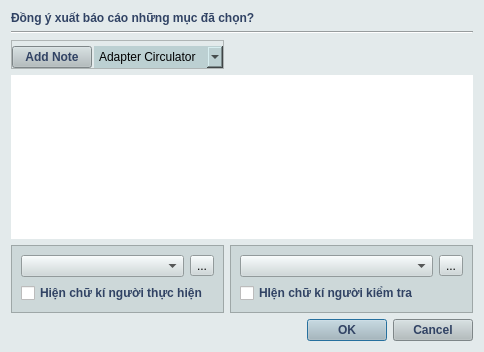
Before: the Qt Designer form noteandsign.ui in phandinhbacptit/ARS-Testing, drawn with Qt 5.
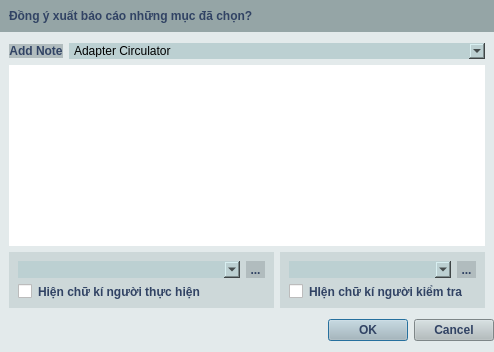
After: the same form once the commit is applied. Icons and pictures are not drawn.

What changed in the file:
```diff
--- a/noteandsign.ui
+++ b/noteandsign.ui
@@ -6,7 +6,7 @@
    <rect>
     <x>0</x>
     <y>0</y>
-    <width>484</width>
+    <width>494</width>
     <height>352</height>
    </rect>
   </property>
@@ -18,55 +18,67 @@
 
 </string>
   </property>
-  <layout class="QGridLayout" name="gridLayout_4">
-   <item row="0" column="0" colspan="2">
-    <widget class="QLabel" name="label_2">
-     <property name="styleSheet">
-      <string notr="true">font: 87 10.5pt &quot;Sans&quot;; font:bold; background-color: none; color: rgb(49,67,100);</string>
-     </property>
-     <property name="text">
-      <string>Đồng ý xuất báo cáo những mục đã chọn?</string>
-     </property>
-    </widget>
-   </item>
-   <item row="1" column="0" colspan="2">
-    <widget class="Line" name="line">
-     <property name="orientation">
-      <enum>Qt::Horizontal</enum>
-     </property>
-    </widget>
-   </item>
-   <item row="2" column="0">
-    <widget class="QFrame" name="frame_4">
-     <property name="styleSheet">
-      <string notr="true"/>
-     </property>
-     <property name="frameShape">
-      <enum>QFrame::StyledPanel</enum>
-     </property>
-     <property name="frameShadow">
-      <enum>QFrame::Raised</enum>
-     </property>
-     <layout class="QGridLayout" name="gridLayout" columnstretch="1,3">
+  <layout class="QGridLayout" name="gridLayout_5">
       <property name="leftMargin">
        <number>0</number>
       </property>
       <property name="topMargin">
-       <number>5</number>
+    <number>0</number>
       </property>
       <property name="rightMargin">
        <number>0</number>
       </property>
-      <property name="bottomMargin">
-       <number>0</number>
-      </property>
-      <property name="horizontalSpacing">
+   <property name="verticalSpacing">
        <number>2</number>
       </property>
+   <item row="2" column="0" alignment="Qt::AlignRight">
+    <widget class="QDialogButtonBox" name="buttonBox">
+     <property name="sizePolicy">
+      <sizepolicy hsizetype="Fixed" vsizetype="Preferred">
+       <horstretch>50</horstretch>
+       <verstretch>50</verstretch>
+      </sizepolicy>
+     </property>
+     <property name="styleSheet">
+      <string notr="true">QPushButton
+{
+border-color: rgb(49, 67, 100);
+color: rgb(49,67,100);
+background-color: rgb(177,188,190); 
+font: 87 8pt &quot;Myriad Pro&quot;;
+font:bold;
+outline:none;
+}
+QPushButton::hover
+{
+   background-color:rgba(146,165,201);
+  	outline:none;
+}</string>
+     </property>
+     <property name="orientation">
+      <enum>Qt::Horizontal</enum>
+     </property>
+     <property name="standardButtons">
+      <set>QDialogButtonBox::Cancel|QDialogButtonBox::Ok</set>
+     </property>
+    </widget>
+   </item>
+   <item row="1" column="0">
+    <widget class="QFrame" name="frame_3">
+     <property name="styleSheet">
+      <string notr="true">border:none;</string>
+     </property>
+     <property name="frameShape">
+      <enum>QFrame::StyledPanel</enum>
+     </property>
+     <property name="frameShadow">
+      <enum>QFrame::Raised</enum>
+     </property>
+     <layout class="QGridLayout" name="gridLayout">
       <item row="0" column="0">
        <widget class="QPushButton" name="btnAddNote">
         <property name="sizePolicy">
-         <sizepolicy hsizetype="Preferred" vsizetype="Preferred">
+         <sizepolicy hsizetype="Fixed" vsizetype="Fixed">
           <horstretch>0</horstretch>
           <verstretch>0</verstretch>
          </sizepolicy>
@@ -92,7 +104,7 @@
         </property>
        </widget>
       </item>
-      <item row="0" column="1">
+      <item row="0" column="1" colspan="2">
        <widget class="QComboBox" name="cbNoteModule">
         <property name="sizePolicy">
          <sizepolicy hsizetype="Preferred" vsizetype="Preferred">
@@ -191,24 +203,7 @@
         </item>
        </widget>
       </item>
-     </layout>
-    </widget>
-   </item>
-   <item row="2" column="1">
-    <widget class="QFrame" name="frame_3">
-     <property name="styleSheet">
-      <string notr="true">background-color: none;
-border:none;</string>
-     </property>
-     <property name="frameShape">
-      <enum>QFrame::StyledPanel</enum>
-     </property>
-     <property name="frameShadow">
-      <enum>QFrame::Raised</enum>
-     </property>
-    </widget>
-   </item>
-   <item row="3" column="0" colspan="2">
+      <item row="1" column="0" colspan="3">
     <widget class="QTextEdit" name="teNoteReport">
      <property name="styleSheet">
       <string notr="true">background-color: rgb(255, 255, 255);
@@ -216,10 +211,11 @@
      </property>
     </widget>
    </item>
-   <item row="4" column="0">
+      <item row="2" column="0" colspan="2">
     <widget class="QFrame" name="frame">
      <property name="styleSheet">
-      <string notr="true">background-color: rgba(205,216,217);</string>
+         <string notr="true">background-color: rgba(205,216,217);
+border:none;</string>
      </property>
      <property name="frameShape">
       <enum>QFrame::StyledPanel</enum>
@@ -229,10 +225,36 @@
      </property>
      <layout class="QGridLayout" name="gridLayout_3">
       <item row="0" column="0">
-       <widget class="QComboBox" name="pathSignExcutor"/>
+          <widget class="QComboBox" name="pathSignExcutor">
+           <property name="sizePolicy">
+            <sizepolicy hsizetype="Preferred" vsizetype="Preferred">
+             <horstretch>0</horstretch>
+             <verstretch>0</verstretch>
+            </sizepolicy>
+           </property>
+           <property name="styleSheet">
+            <string notr="true">background-color: rgba(188,208,210);</string>
+           </property>
+          </widget>
       </item>
       <item row="0" column="1">
        <widget class="QToolButton" name="btnImportSignExcutor">
+           <property name="styleSheet">
+            <string notr="true">QToolButton
+{
+border-color: rgb(49, 67, 100);
+color: rgb(49,67,100);
+background-color: rgb(177,188,190); 
+font: 87 8pt &quot;Myriad Pro&quot;;
+font:bold;
+outline:none;
+}
+QToolButton::hover
+{
+   background-color:rgba(146,165,201);
+  	outline:none;
+}</string>
+           </property>
         <property name="text">
          <string>...</string>
         </property>
@@ -265,10 +287,11 @@
      </layout>
     </widget>
    </item>
-   <item row="4" column="1">
+      <item row="2" column="2">
     <widget class="QFrame" name="frame_2">
      <property name="styleSheet">
-      <string notr="true">background-color: rgba(205,216,217);</string>
+         <string notr="true">background-color: rgba(205,216,217);
+border:none;</string>
      </property>
      <property name="frameShape">
       <enum>QFrame::StyledPanel</enum>
@@ -278,10 +301,36 @@
      </property>
      <layout class="QGridLayout" name="gridLayout_2">
       <item row="0" column="0">
-       <widget class="QComboBox" name="pathSignSupervisor"/>
+          <widget class="QComboBox" name="pathSignSupervisor">
+           <property name="sizePolicy">
+            <sizepolicy hsizetype="Preferred" vsizetype="Preferred">
+             <horstretch>0</horstretch>
+             <verstretch>0</verstretch>
+            </sizepolicy>
+           </property>
+           <property name="styleSheet">
+            <string notr="true">background-color: rgba(188,208,210);</string>
+           </property>
+          </widget>
       </item>
       <item row="0" column="1">
        <widget class="QToolButton" name="btnImportSignSupervisor">
+           <property name="styleSheet">
+            <string notr="true">QToolButton
+{
+border-color: rgb(49, 67, 100);
+color: rgb(49,67,100);
+background-color: rgb(177,188,190); 
+font: 87 8pt &quot;Myriad Pro&quot;;
+font:bold;
+outline:none;
+}
+QToolButton::hover
+{
+   background-color:rgba(146,165,201);
+  	outline:none;
+}</string>
+           </property>
         <property name="text">
          <string>...</string>
         </property>
@@ -314,36 +363,33 @@
      </layout>
     </widget>
    </item>
-   <item row="5" column="1">
-    <widget class="QDialogButtonBox" name="buttonBox">
-     <property name="sizePolicy">
-      <sizepolicy hsizetype="Preferred" vsizetype="Preferred">
-       <horstretch>50</horstretch>
-       <verstretch>50</verstretch>
-      </sizepolicy>
-     </property>
+     </layout>
+    </widget>
+   </item>
+   <item row="0" column="0">
+    <widget class="QFrame" name="frame_5">
      <property name="styleSheet">
-      <string notr="true">QPushButton
-{
-border-color: rgb(49, 67, 100);
-color: rgb(49,67,100);
-background-color: rgb(177,188,190); 
-font: 87 8pt &quot;Myriad Pro&quot;;
-font:bold;
-outline:none;
-}
-QPushButton::hover
-{
-   background-color:rgba(146,165,201);
-  	outline:none;
-}</string>
+      <string notr="true">border:none;
+background-color: rgb(149,165,166);</string>
      </property>
-     <property name="orientation">
-      <enum>Qt::Horizontal</enum>
+     <property name="frameShape">
+      <enum>QFrame::StyledPanel</enum>
      </property>
-     <property name="standardButtons">
-      <set>QDialogButtonBox::Cancel|QDialogButtonBox::Ok</set>
+     <property name="frameShadow">
+      <enum>QFrame::Raised</enum>
      </property>
+     <layout class="QGridLayout" name="gridLayout_4">
+      <item row="0" column="0">
+       <widget class="QLabel" name="label">
+        <property name="styleSheet">
+         <string notr="true">font: 87 10.5pt &quot;Sans&quot;; font:bold; background-color: none; color: rgb(49,67,100);;</string>
+        </property>
+        <property name="text">
+         <string>Đồng ý xuất báo cáo những mục đã chọn?</string>
+        </property>
+       </widget>
+      </item>
+     </layout>
     </widget>
    </item>
   </layout>
```
Left out of the diff: 2 changed lines with no effect on the pictures. Lines whose indentation alone changed are shown as unchanged.
